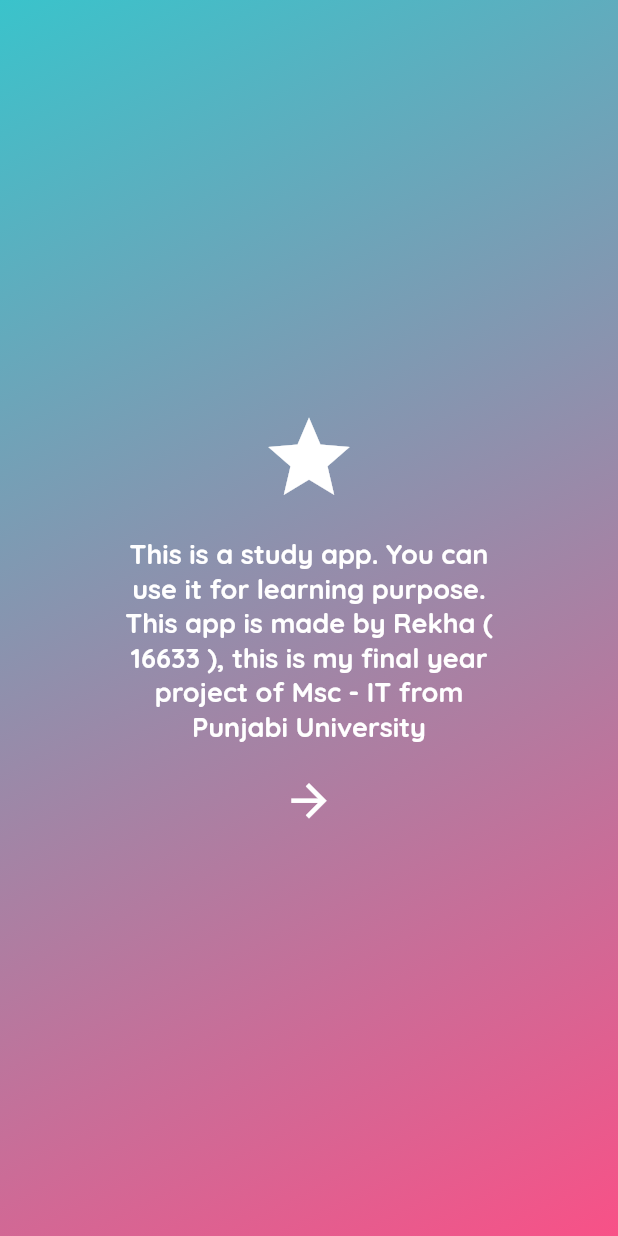
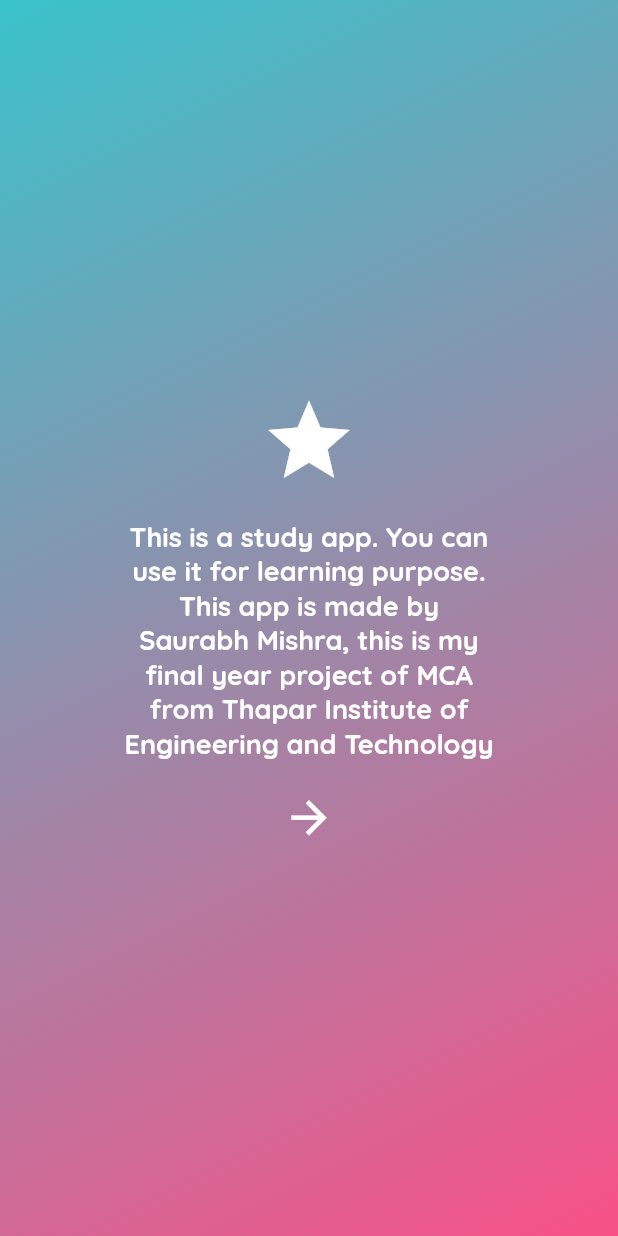
Before and after one commit to ShubhamGupta2701/Study_app, a Flutter app: the screen it shows after launch, on a phone screen of 412 x 824 dp. Run offline on Flutter 3.47's test engine with Material 2 defaults, Android fonts, the phone set to English and light mode, and no system bars; our stand-ins replace cached_network_image, cloud_firestore, firebase_auth, firebase_core, firebase_storage, flutter_svg and 7 more; missing offline and left inert: easy_separator; accounts and stored records are empty; project files that could hold a hidden picture were left out.

Commit message:
update introduction.dart

```diff
--- a/lib/screens/introduction/introduction.dart
+++ b/lib/screens/introduction/introduction.dart
@@ -28,7 +28,7 @@
                   ),
                   const SizedBox(height: 20),
                   const Text(
-                    'This is a study app. You can use it for learning purpose. This app is made by Rekha ( 16633 ), this is my final year project of Msc - IT from Punjabi University',
+                    'This is a study app. You can use it for learning purpose. This app is made by Saurabh Mishra, this is my final year project of MCA from Thapar Institute of Engineering and Technology',
                     textAlign: TextAlign.center,
                     style: TextStyle(
                         fontSize: 18,
```
